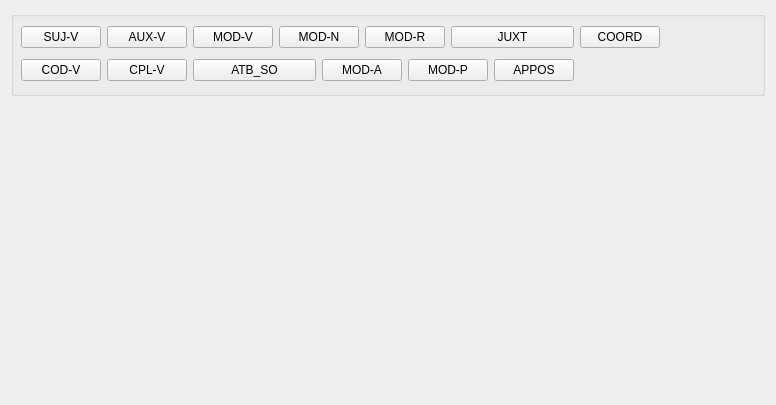
The window that src/syanotmainwindow.ui (kleag/syanot) describes before a commit, drawn with Qt 5.
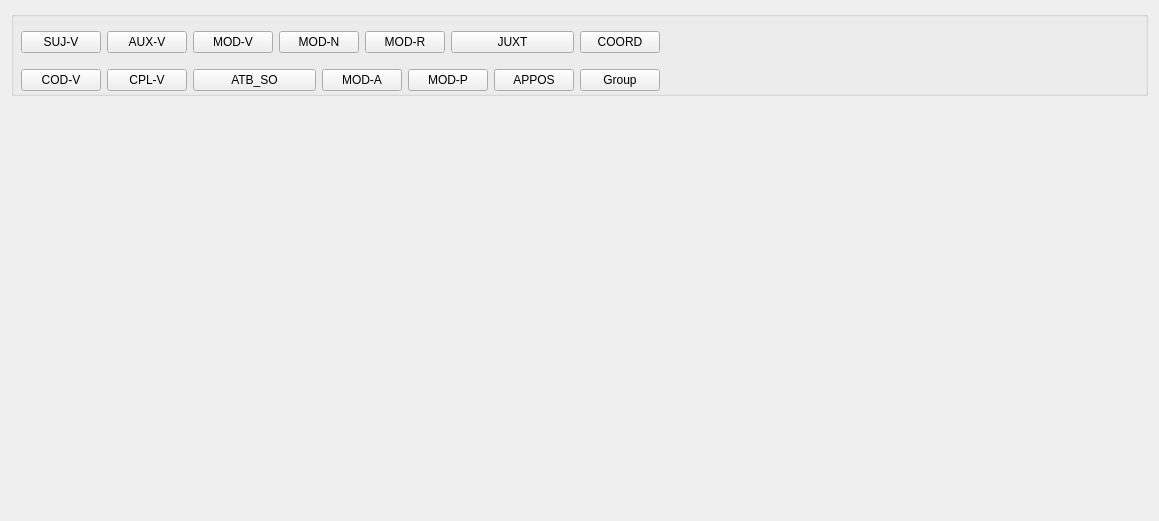
The same window after the commit. Custom widgets are drawn as their Qt base class.

Commit message: Beginning of group adding

```diff
--- a/src/syanotmainwindow.ui
+++ b/src/syanotmainwindow.ui
@@ -5,8 +5,8 @@
    <rect>
     <x>0</x>
     <y>0</y>
-    <width>776</width>
-    <height>405</height>
+    <width>1159</width>
+    <height>521</height>
    </rect>
   </property>
   <property name="windowTitle" >
@@ -29,13 +29,13 @@
          <height>85</height>
         </size>
        </property>
-       <widget class="QWidget" name="" >
+       <widget class="QWidget" name="layoutWidget" >
         <property name="geometry" >
          <rect>
           <x>10</x>
           <y>10</y>
-          <width>717</width>
-          <height>66</height>
+          <width>897</width>
+          <height>80</height>
          </rect>
         </property>
         <layout class="QGridLayout" >
@@ -143,6 +143,13 @@
            </property>
           </spacer>
          </item>
+         <item row="1" column="9" >
+          <widget class="KPushButton" name="groupbutton" >
+           <property name="text" >
+            <string>Group</string>
+           </property>
+          </widget>
+         </item>
         </layout>
        </widget>
       </widget>
```
Left out of the diff: 4 changed lines with no effect on the pictures. The commit also changes 5 other files.
